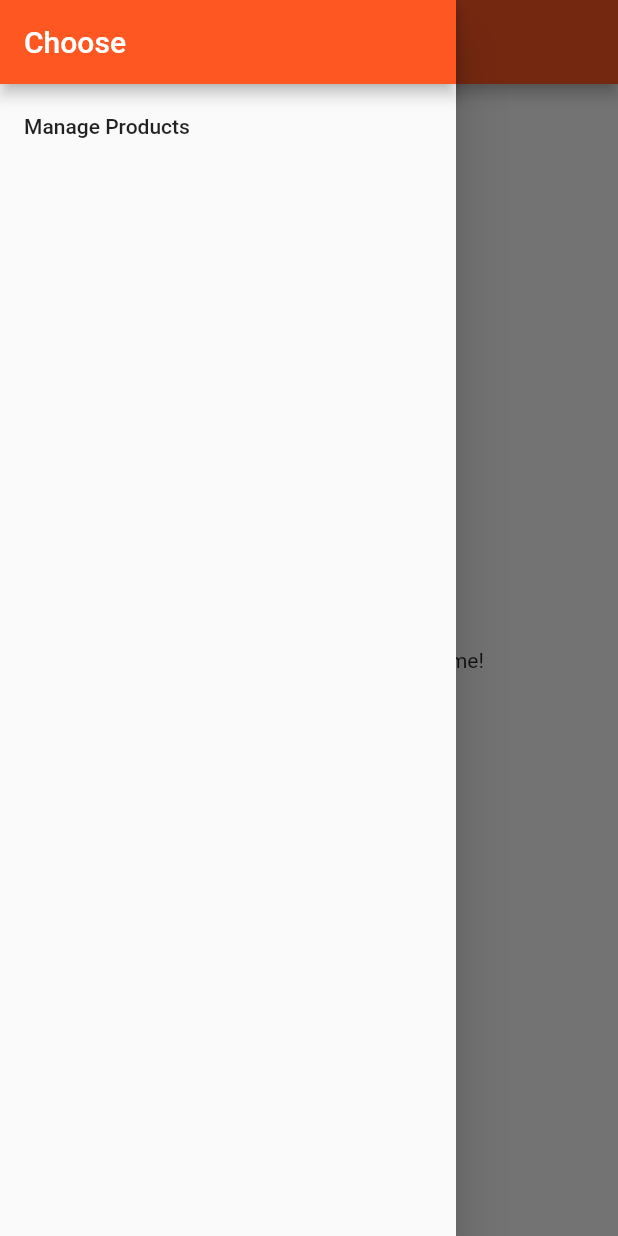
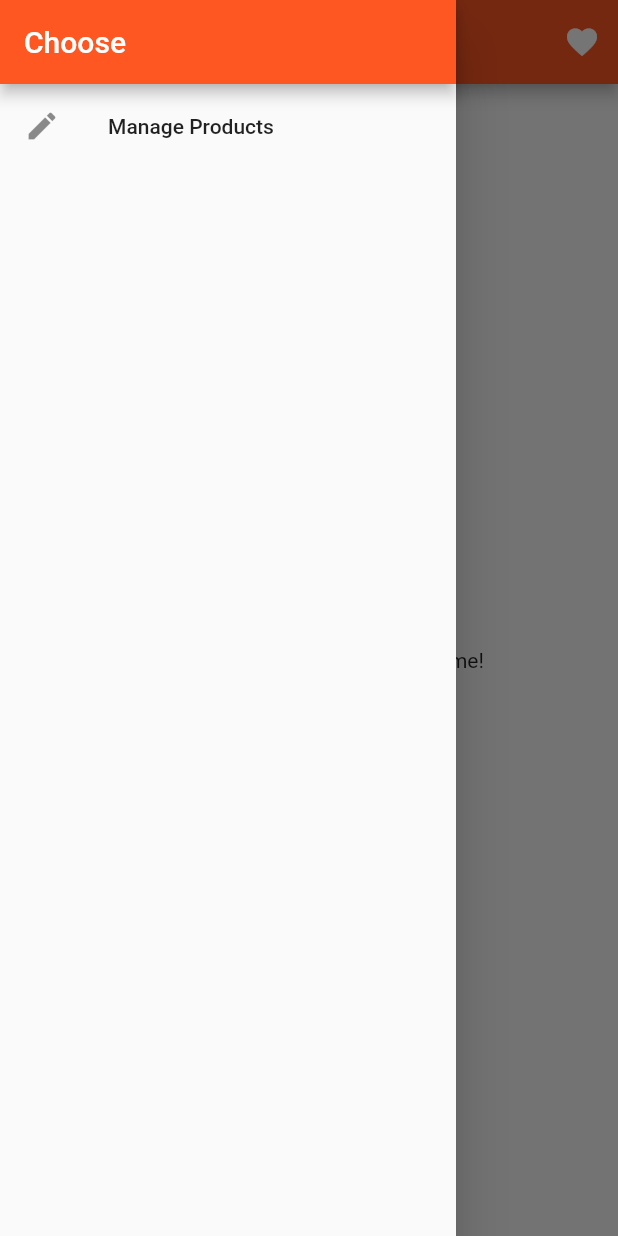
Before and after one commit to sclampet/dart, a Flutter app: the ProductsPage screen opened directly with empty values, with the side drawer open, on a phone screen of 412 x 824 dp. Run offline on Flutter 3.47's test engine with Material 2 defaults, Android fonts, the phone set to English and light mode, and no system bars.

Commit message:
styled details page, added icons/icon buttons, and organized some widgets into widgets/products dirs

```diff
--- a/product_manager/lib/pages/products.dart
+++ b/product_manager/lib/pages/products.dart
@@ -1,6 +1,6 @@
 import 'package:flutter/material.dart';
 
-import '../product_manager.dart';
+import '../widgets/products/products.dart';
 
 class ProductsPage extends StatelessWidget {
   final List<Map<String, dynamic>> products;
@@ -14,22 +14,30 @@ class ProductsPage extends StatelessWidget {
         child: Column(
           children: <Widget>[
             AppBar(
-              automaticallyImplyLeading: false,
+              automaticallyImplyLeading:
+                  false, //allows the user to tap anywhere to close
               title: Text('Choose'),
             ),
             ListTile(
-              title: Text('Manage Products'),
-              onTap: () {
-                Navigator.pushReplacementNamed(context, '/admin');
-              }
-            ),
+                leading: Icon(Icons
+                    .edit), //outputs a widget that is placed in front of the 'title'
+                title: Text('Manage Products'),
+                onTap: () {
+                  Navigator.pushReplacementNamed(context, '/admin');
+                }),
           ],
         ),
       ),
       appBar: AppBar(
         title: Text('EasyList'),
+        actions: <Widget>[
+          IconButton(
+            icon: Icon(Icons.favorite),
+            onPressed: () {},
+          ),
+        ],
       ),
-      body: ProductManager(products),
+      body: Products(products),
     );
   }
 }
--- a/product_manager/lib/pages/products_admin.dart
+++ b/product_manager/lib/pages/products_admin.dart
@@ -22,6 +22,7 @@ class ProductsAdminPage extends StatelessWidget {
                 title: Text('Choose'),
               ),
               ListTile(
+                leading: Icon(Icons.shop),
                 title: Text('All Products'),
                 onTap: () {
                   Navigator.pushReplacementNamed(context, '/products');
--- a/product_manager/lib/product_manager.dart
+++ /dev/null
@@ -1,18 +0,0 @@
-import 'package:flutter/material.dart';
-
-import './products.dart';
-
-class ProductManager extends StatelessWidget {
-  final List<Map<String, dynamic>> products;
-
-  ProductManager(this.products);
-
-  @override
-  Widget build(BuildContext context) {
-    return Column(
-      children: [
-        Expanded(child: Products(products)),
-      ],
-    );
-  }
-}
```
Also changed, not shown: product_manager/lib/main.dart (+8 -4 lines), product_manager/lib/pages/product.dart (+69 -33 lines), product_manager/lib/widgets/products/price_tag.dart (added, +26 -0 lines), product_manager/lib/widgets/products/products.dart (renamed from product_manager/lib/products.dart, +14 -18 lines).
